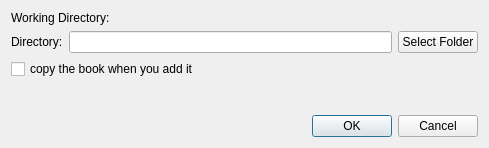
Qt form configuredialog.ui (zakariakov/booksorg) before a commit.
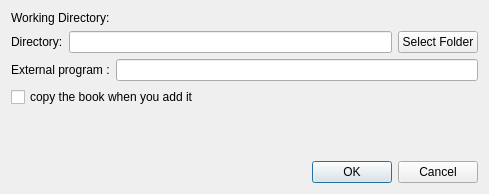
The same form after that commit.

Commit message: Adding choose an external program

```diff
--- a/configuredialog.ui
+++ b/configuredialog.ui
@@ -7,7 +7,7 @@
     <x>0</x>
     <y>0</y>
     <width>489</width>
-    <height>148</height>
+    <height>194</height>
    </rect>
   </property>
   <property name="windowTitle">
@@ -42,6 +42,20 @@
      </item>
     </layout>
    </item>
+   <item>
+    <layout class="QHBoxLayout" name="horizontalLayout_2">
+     <item>
+      <widget class="QLabel" name="label_3">
+       <property name="text">
+        <string>External program :</string>
+       </property>
+      </widget>
+     </item>
+     <item>
+      <widget class="QLineEdit" name="lineEditExPrg"/>
+     </item>
+    </layout>
+   </item>
    <item>
     <widget class="QCheckBox" name="checkBoxCopy">
      <property name="text">
```
The commit also changes 6 other files.
